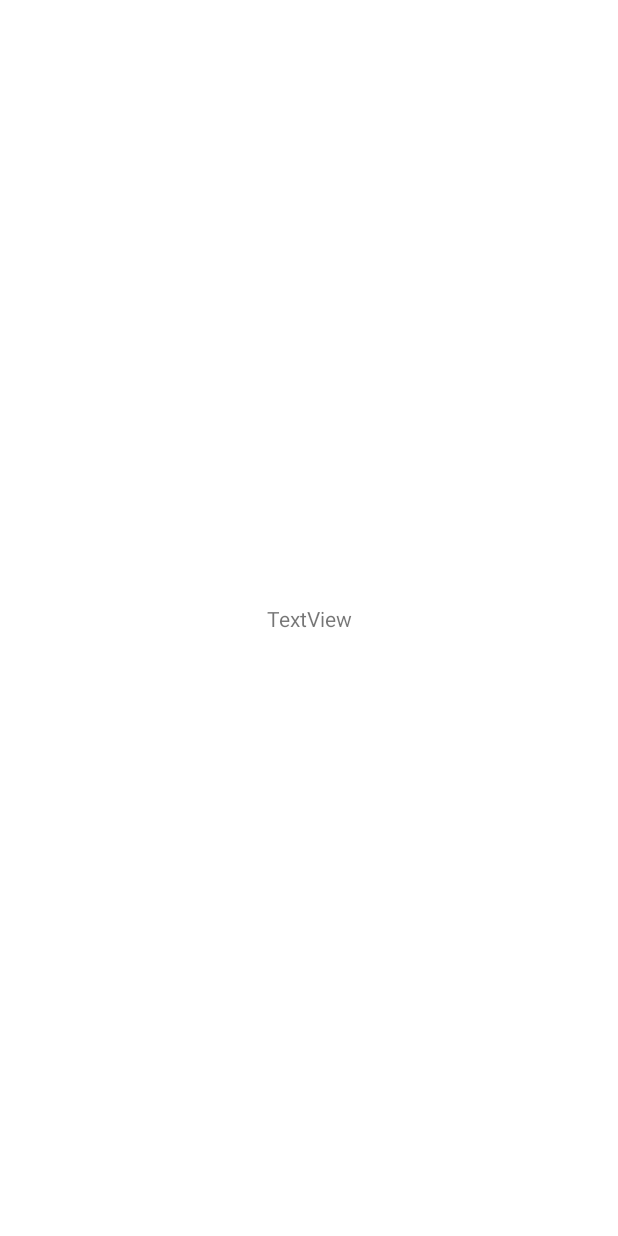
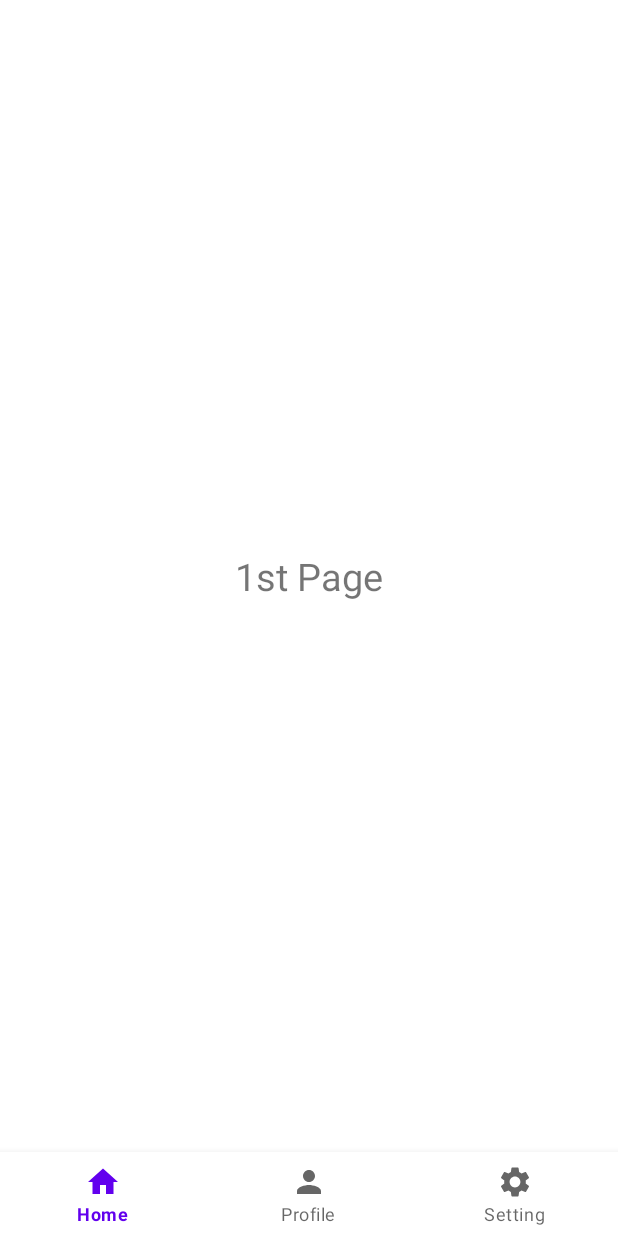
Before and after one commit to jinroar/Curity, an Android app: the screen it shows after launch once a user with an empty profile is signed in (HomePage), on a phone screen of 412 x 824 dp. Before the commit the screen is almost empty. Run offline under Robolectric (Android 15) with nearby library versions, the phone set to English and light mode, and no system bars; our stand-ins replace Firebase (no records; nobody signed in at launch, a user with empty details on screens opened directly), navigation-ui.

Commit message:
[ADD] bottom navigation

```diff
--- a/app/build.gradle
+++ b/app/build.gradle
@@ -27,6 +27,9 @@ android {
         sourceCompatibility JavaVersion.VERSION_1_8
         targetCompatibility JavaVersion.VERSION_1_8
     }
+    kotlinOptions {
+        jvmTarget = JavaVersion.VERSION_1_8.toString()
+    }
     buildFeatures{
         viewBinding = true
     }
@@ -38,6 +41,8 @@ dependencies {
     implementation 'com.google.android.material:material:1.6.1'
     implementation 'androidx.constraintlayout:constraintlayout:2.1.4'
     implementation 'com.google.firebase:firebase-auth:21.0.7'
+    implementation 'androidx.navigation:navigation-fragment-ktx:2.5.1'
+    implementation 'androidx.navigation:navigation-ui-ktx:2.5.1'
     testImplementation 'junit:junit:4.13.2'
     androidTestImplementation 'androidx.test.ext:junit:1.1.3'
     androidTestImplementation 'androidx.test.espresso:espresso-core:3.4.0'
--- a/app/src/main/java/com/example/curity/MainActivity/HomePage.kt
+++ b/app/src/main/java/com/example/curity/MainActivity/HomePage.kt
@@ -3,10 +3,18 @@ package com.example.curity.MainActivity
 import androidx.appcompat.app.AppCompatActivity
 import android.os.Bundle
 import com.example.curity.R
+import com.google.android.material.bottomnavigation.BottomNavigationView
+import androidx.navigation.findNavController
+import androidx.navigation.ui.setupWithNavController
 
 class HomePage : AppCompatActivity() {
     override fun onCreate(savedInstanceState: Bundle?) {
         super.onCreate(savedInstanceState)
         setContentView(R.layout.activity_home_page)
+
+        val bottomNavigationView = findViewById<BottomNavigationView>(R.id.bottomNavigationView)
+        val navC = findNavController(R.id.fragment)
+
+        bottomNavigationView.setupWithNavController(navC)
     }
 }
--- /dev/null
+++ b/app/src/main/java/com/example/curity/firstFragment.kt
@@ -0,0 +1,59 @@
+package com.example.curity
+
+import android.os.Bundle
+import androidx.fragment.app.Fragment
+import android.view.LayoutInflater
+import android.view.View
+import android.view.ViewGroup
+
+// TODO: Rename parameter arguments, choose names that match
+// the fragment initialization parameters, e.g. ARG_ITEM_NUMBER
+private const val ARG_PARAM1 = "param1"
+private const val ARG_PARAM2 = "param2"
+
+/**
+ * A simple [Fragment] subclass.
+ * Use the [firstFragment.newInstance] factory method to
+ * create an instance of this fragment.
+ */
+class firstFragment : Fragment() {
+    // TODO: Rename and change types of parameters
+    private var param1: String? = null
+    private var param2: String? = null
+
+    override fun onCreate(savedInstanceState: Bundle?) {
+        super.onCreate(savedInstanceState)
+        arguments?.let {
+            param1 = it.getString(ARG_PARAM1)
+            param2 = it.getString(ARG_PARAM2)
+        }
+    }
+
+    override fun onCreateView(
+        inflater: LayoutInflater, container: ViewGroup?,
+        savedInstanceState: Bundle?
+    ): View? {
+        // Inflate the layout for this fragment
+        return inflater.inflate(R.layout.fragment_first, container, false)
+    }
+
+    companion object {
+        /**
+         * Use this factory method to create a new instance of
+         * this fragment using the provided parameters.
+         *
+         * @param param1 Parameter 1.
+         * @param param2 Parameter 2.
+         * @return A new instance of fragment firstFragment.
+         */
+        // TODO: Rename and change types and number of parameters
+        @JvmStatic
+        fun newInstance(param1: String, param2: String) =
+            firstFragment().apply {
+                arguments = Bundle().apply {
+                    putString(ARG_PARAM1, param1)
+                    putString(ARG_PARAM2, param2)
+                }
+            }
+    }
+}
--- /dev/null
+++ b/app/src/main/res/drawable/ic_baseline_home_24.xml
@@ -0,0 +1,5 @@
+<vector android:height="24dp" android:tint="#000000"
+    android:viewportHeight="24" android:viewportWidth="24"
+    android:width="24dp" xmlns:android="http://schemas.android.com/apk/res/android">
+    <path android:fillColor="@android:color/white" android:pathData="M10,20v-6h4v6h5v-8h3L12,3 2,12h3v8z"/>
+</vector>
--- /dev/null
+++ b/app/src/main/res/drawable/ic_baseline_person_24.xml
@@ -0,0 +1,5 @@
+<vector android:height="24dp" android:tint="#000000"
+    android:viewportHeight="24" android:viewportWidth="24"
+    android:width="24dp" xmlns:android="http://schemas.android.com/apk/res/android">
+    <path android:fillColor="@android:color/white" android:pathData="M12,12c2.21,0 4,-1.79 4,-4s-1.79,-4 -4,-4 -4,1.79 -4,4 1.79,4 4,4zM12,14c-2.67,0 -8,1.34 -8,4v2h16v-2c0,-2.66 -5.33,-4 -8,-4z"/>
+</vector>
--- /dev/null
+++ b/app/src/main/res/drawable/ic_baseline_settings_24.xml
@@ -0,0 +1,5 @@
+<vector android:height="24dp" android:tint="#000000"
+    android:viewportHeight="24" android:viewportWidth="24"
+    android:width="24dp" xmlns:android="http://schemas.android.com/apk/res/android">
+    <path android:fillColor="@android:color/white" android:pathData="M19.14,12.94c0.04,-0.3 0.06,-0.61 0.06,-0.94c0,-0.32 -0.02,-0.64 -0.07,-0.94l2.03,-1.58c0.18,-0.14 0.23,-0.41 0.12,-0.61l-1.92,-3.32c-0.12,-0.22 -0.37,-0.29 -0.59,-0.22l-2.39,0.96c-0.5,-0.38 -1.03,-0.7 -1.62,-0.94L14.4,2.81c-0.04,-0.24 -0.24,-0.41 -0.48,-0.41h-3.84c-0.24,0 -0.43,0.17 -0.47,0.41L9.25,5.35C8.66,5.59 8.12,5.92 7.63,6.29L5.24,5.33c-0.22,-0.08 -0.47,0 -0.59,0.22L2.74,8.87C2.62,9.08 2.66,9.34 2.86,9.48l2.03,1.58C4.84,11.36 4.8,11.69 4.8,12s0.02,0.64 0.07,0.94l-2.03,1.58c-0.18,0.14 -0.23,0.41 -0.12,0.61l1.92,3.32c0.12,0.22 0.37,0.29 0.59,0.22l2.39,-0.96c0.5,0.38 1.03,0.7 1.62,0.94l0.36,2.54c0.05,0.24 0.24,0.41 0.48,0.41h3.84c0.24,0 0.44,-0.17 0.47,-0.41l0.36,-2.54c0.59,-0.24 1.13,-0.56 1.62,-0.94l2.39,0.96c0.22,0.08 0.47,0 0.59,-0.22l1.92,-3.32c0.12,-0.22 0.07,-0.47 -0.12,-0.61L19.14,12.94zM12,15.6c-1.98,0 -3.6,-1.62 -3.6,-3.6s1.62,-3.6 3.6,-3.6s3.6,1.62 3.6,3.6S13.98,15.6 12,15.6z"/>
+</vector>
--- a/app/src/main/res/layout/activity_home_page.xml
+++ b/app/src/main/res/layout/activity_home_page.xml
@@ -4,15 +4,27 @@
     xmlns:tools="http://schemas.android.com/tools"
     android:layout_width="match_parent"
     android:layout_height="match_parent"
-    tools:context=".HomePage">
+    tools:context=".MainActivity.HomePage">
 
-    <TextView
-        android:id="@+id/textView2"
-        android:layout_width="wrap_content"
+    <com.google.android.material.bottomnavigation.BottomNavigationView
+        android:id="@+id/bottomNavigationView"
+        android:layout_width="match_parent"
         android:layout_height="wrap_content"
-        android:text="TextView"
+        android:background="#ffff"
         app:layout_constraintBottom_toBottomOf="parent"
         app:layout_constraintEnd_toEndOf="parent"
         app:layout_constraintStart_toStartOf="parent"
-        app:layout_constraintTop_toTopOf="parent" />
+        app:menu="@menu/bottom_menu"/>
+
+    <fragment
+        android:id="@+id/fragment"
+        android:name="androidx.navigation.fragment.NavHostFragment"
+        android:layout_width="409dp"
+        android:layout_height="673dp"
+        app:defaultNavHost="true"
+        app:layout_constraintBottom_toTopOf="@+id/bottomNavigationView"
+        app:layout_constraintEnd_toEndOf="parent"
+        app:layout_constraintStart_toStartOf="parent"
+        app:layout_constraintTop_toTopOf="parent"
+        app:navGraph="@navigation/bottom_nav" />
 </androidx.constraintlayout.widget.ConstraintLayout>
--- /dev/null
+++ b/app/src/main/res/layout/fragment_first.xml
@@ -0,0 +1,21 @@
+<?xml version="1.0" encoding="utf-8"?>
+<androidx.constraintlayout.widget.ConstraintLayout xmlns:android="http://schemas.android.com/apk/res/android"
+    xmlns:app="http://schemas.android.com/apk/res-auto"
+    xmlns:tools="http://schemas.android.com/tools"
+    android:layout_width="match_parent"
+    android:layout_height="match_parent"
+    tools:context=".firstFragment">
+
+    <!-- TODO: Update blank fragment layout -->
+
+    <TextView
+        android:layout_width="wrap_content"
+        android:layout_height="wrap_content"
+        android:text="1st Page"
+        android:textSize="25dp"
+        app:layout_constraintBottom_toBottomOf="parent"
+        app:layout_constraintEnd_toEndOf="parent"
+        app:layout_constraintStart_toStartOf="parent"
+        app:layout_constraintTop_toTopOf="parent" />
+
+</androidx.constraintlayout.widget.ConstraintLayout>
--- /dev/null
+++ b/app/src/main/res/menu/bottom_menu.xml
@@ -0,0 +1,15 @@
+<?xml version="1.0" encoding="utf-8"?>
+<menu xmlns:android="http://schemas.android.com/apk/res/android">
+    <item
+        android:id="@+id/firstFragment"
+        android:title="Home"
+        android:icon="@drawable/ic_baseline_home_24"/>
+    <item
+        android:id="@+id/secondFragment"
+        android:title="Profile"
+        android:icon="@drawable/ic_baseline_person_24"/>
+    <item
+        android:id="@+id/thirdFragment"
+        android:title="Setting"
+        android:icon="@drawable/ic_baseline_settings_24"/>
+</menu>
--- /dev/null
+++ b/app/src/main/res/navigation/bottom_nav.xml
@@ -0,0 +1,23 @@
+<?xml version="1.0" encoding="utf-8"?>
+<navigation xmlns:android="http://schemas.android.com/apk/res/android"
+    xmlns:app="http://schemas.android.com/apk/res-auto"
+    xmlns:tools="http://schemas.android.com/tools"
+    android:id="@+id/bottom_nav"
+    app:startDestination="@id/firstFragment">
+
+    <fragment
+        android:id="@+id/firstFragment"
+        android:name="com.example.curity.firstFragment"
+        android:label="fragment_first"
+        tools:layout="@layout/fragment_first" />
+    <fragment
+        android:id="@+id/secondFragment"
+        android:name="com.example.curity.secondFragment"
+        android:label="fragment_second"
+        tools:layout="@layout/fragment_second" />
+    <fragment
+        android:id="@+id/thirdFragment"
+        android:name="com.example.curity.thirdFragment"
+        android:label="fragment_third"
+        tools:layout="@layout/fragment_third" />
+</navigation>
--- a/app/src/main/res/values/strings.xml
+++ b/app/src/main/res/values/strings.xml
@@ -1,3 +1,5 @@
 <resources>
     <string name="app_name">Curity</string>
+    <!-- TODO: Remove or change this placeholder text -->
+    <string name="hello_blank_fragment">Hello blank fragment</string>
 </resources>
```
Also changed, not shown: app/src/main/java/com/example/curity/secondFragment.kt (added, +59 -0 lines), app/src/main/java/com/example/curity/thirdFragment.kt (added, +59 -0 lines), app/src/main/res/layout/fragment_second.xml (added, +20 -0 lines), app/src/main/res/layout/fragment_third.xml (added, +20 -0 lines).
